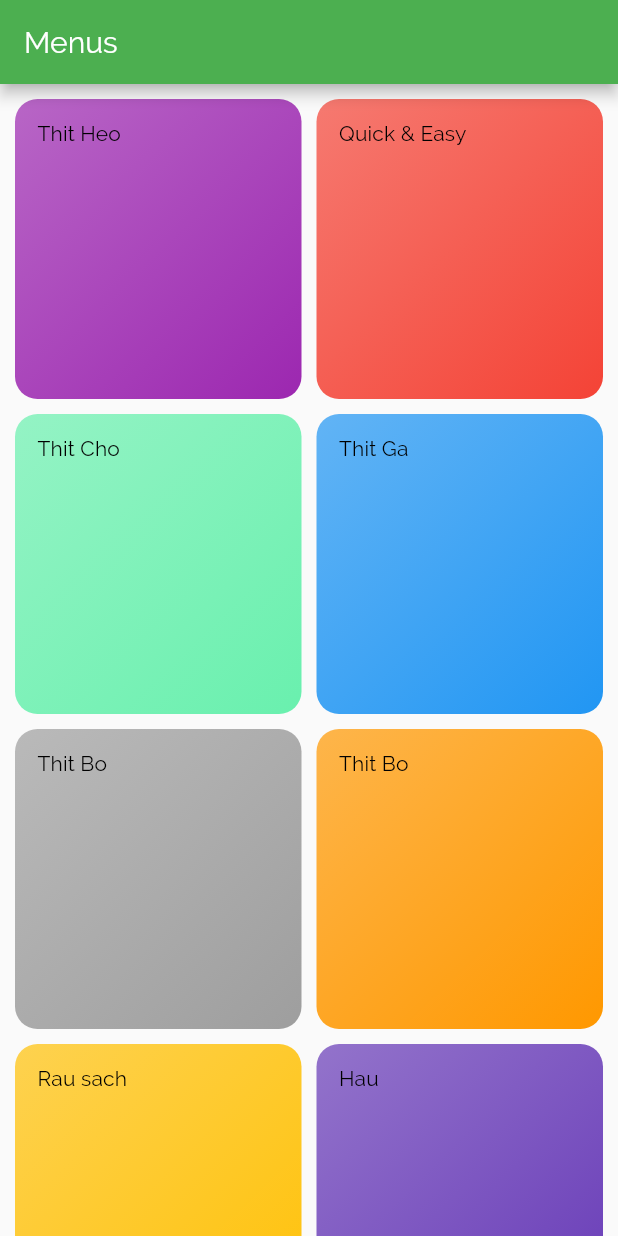
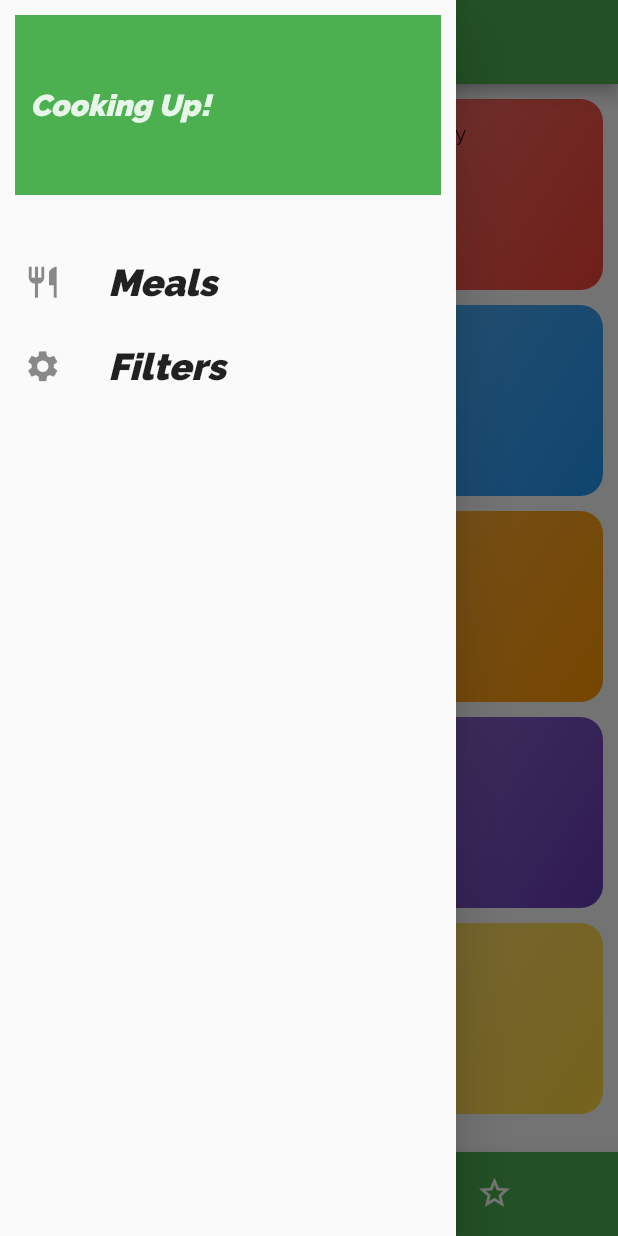
Before and after one commit to PhamTuanHung3011/meals_app, a Flutter app: the screen it shows after launch, with the side drawer open (before the commit the screen has no drawer), on a phone screen of 412 x 824 dp. Run offline on Flutter 3.47's test engine with Material 2 defaults, Android fonts, the phone set to English and light mode, and no system bars.

Commit message:
part 179

```diff
--- /dev/null
+++ b/lib/component/main_drawer.dart
@@ -0,0 +1,62 @@
+import 'package:flutter/material.dart';
+import 'package:meals_app/screens/filter_screens.dart';
+
+class MainDrawer extends StatelessWidget {
+  Widget buildListTitle(IconData icon, String text, Function()? goPage) {
+    return ListTile(
+      leading: Icon(
+        icon,
+        size: 25.0,
+      ),
+      title: Text(
+        text,
+        style: const TextStyle(
+            fontWeight: FontWeight.w900,
+            fontSize: 25.0,
+            fontStyle: FontStyle.italic),
+      ),
+      onTap: goPage,
+    );
+  }
+
+  @override
+  Widget build(BuildContext context) {
+    return Drawer(
+      child: Column(
+        children: <Widget>[
+          Container(
+            height: 120,
+            width: double.infinity,
+            padding: EdgeInsets.all(10),
+            margin: EdgeInsets.all(10),
+            alignment: Alignment.centerLeft,
+            color: Theme.of(context).primaryColor,
+            child: Text(
+              'Cooking Up!',
+              style: TextStyle(
+                fontWeight: FontWeight.w900,
+                fontSize: 20,
+                fontStyle: FontStyle.italic,
+                color: Theme.of(context).secondaryHeaderColor,
+              ),
+            ),
+          ),
+          const SizedBox(
+            height: 20,
+          ),
+          buildListTitle(
+            Icons.restaurant_outlined,
+            'Meals',
+            // Navigator.pushNamed(context, '/'),
+            () => Navigator.of(context).pushReplacementNamed('/'),
+          ),
+          buildListTitle(
+            Icons.settings,
+            'Filters',
+              () => Navigator.of(context).pushReplacementNamed(FilterScreens.idFilterScreens),
+          ),
+        ],
+      ),
+    );
+  }
+}
--- a/lib/main.dart
+++ b/lib/main.dart
@@ -1,7 +1,9 @@
 import 'package:flutter/material.dart';
 import 'package:meals_app/screens/categories_screens.dart';
 import 'package:meals_app/screens/category_meals_screens.dart';
+import 'package:meals_app/screens/filter_screens.dart';
 import 'package:meals_app/screens/meal_detail_screens.dart';
+import 'package:meals_app/screens/tabs_screens.dart';
 
 void main() {
   runApp(MyApp());
@@ -17,12 +19,14 @@ class MyApp extends StatelessWidget {
         primarySwatch: Colors.green,
         fontFamily: 'Raleway',
       ),
-      home: CategoriesScreen(),
+      // home: CategoriesScreen(),
       initialRoute: '/',
       routes: {
+        '/': (context) => TabsScreen(),
         CategoryMealsScreen.idCategoryMealsScreen: (context) =>
             CategoryMealsScreen(),
         MealDetailScreen.idMealDetailScreen: (context) => MealDetailScreen(),
+        FilterScreens.idFilterScreens: (context) => FilterScreens(),
       },
     );
   }
--- a/lib/screens/categories_screens.dart
+++ b/lib/screens/categories_screens.dart
@@ -9,15 +9,15 @@ class CategoriesScreen extends StatelessWidget {
   @override
   Widget build(BuildContext context) {
     return Scaffold(
-      appBar: AppBar(
-        title: const Text('Menus'),
-      ),
+      // appBar: AppBar(
+      //   title: const Text('Menus'),
+      // ),
       body: GridView(
         padding: const EdgeInsets.all(10.0),
         gridDelegate: const SliverGridDelegateWithMaxCrossAxisExtent(
-          maxCrossAxisExtent: 300,
+          maxCrossAxisExtent: 200,
           childAspectRatio: 3 / 2,
-          mainAxisExtent: 200.0,
+          // mainAxisExtent: 100.0,
           crossAxisSpacing: 10.0,
           mainAxisSpacing: 10.0,
         ),
--- /dev/null
+++ b/lib/screens/tabs_screens.dart
@@ -0,0 +1,60 @@
+import 'package:flutter/material.dart';
+import 'package:meals_app/screens/categories_screens.dart';
+import 'package:meals_app/screens/favorites_screens.dart';
+
+import '../component/main_drawer.dart';
+
+class TabsScreen extends StatefulWidget {
+  const TabsScreen({Key? key}) : super(key: key);
+
+  @override
+  State<TabsScreen> createState() => _TabsScreenState();
+}
+
+class _TabsScreenState extends State<TabsScreen> {
+  final List<Map<String, Object>> _page = [
+    {'page': CategoriesScreen(), 'title': 'Categories'},
+    {'page': FavoritesScreen(), 'title': 'Favorites'},
+  ];
+
+  int _selectedPageIndex = 0;
+
+  void _selectedPage(int index) {
+    setState(() {
+      _selectedPageIndex = index;
+    });
+  }
+
+  @override
+  Widget build(BuildContext context) {
+    return Scaffold(
+      appBar: AppBar(
+        title: Text(_page[_selectedPageIndex]['title'] as String),
+      ),
+      drawer: MainDrawer(),
+      body: _page[_selectedPageIndex]['page'] as Widget,
+      bottomNavigationBar: BottomNavigationBar(
+        onTap: _selectedPage,
+        backgroundColor: Theme.of(context).primaryColor,
+        unselectedItemColor: Colors.white,
+        selectedItemColor: Colors.amber,
+        currentIndex: _selectedPageIndex,
+        type: BottomNavigationBarType.shifting,
+        items: [
+          BottomNavigationBarItem(
+            backgroundColor: Theme.of(context).primaryColor,
+            icon: Icon(Icons.category),
+            label: 'Categories',
+            tooltip: 'Categories',
+          ),
+          BottomNavigationBarItem(
+            backgroundColor: Theme.of(context).primaryColor,
+            icon: Icon(Icons.star_border_purple500_sharp),
+            label: 'Favorites',
+            tooltip: 'Favorites',
+          ),
+        ],
+      ),
+    );
+  }
+}
```
Also changed, not shown: lib/component/meal_items.dart (+8 -3 lines), lib/screens/category_meals_screens.dart (+43 -14 lines), lib/screens/favorites_screens.dart (added, +17 -0 lines), lib/screens/filter_screens.dart (added, +20 -0 lines), lib/screens/meal_detail_screens.dart (+66 -9 lines), 1 other file.
